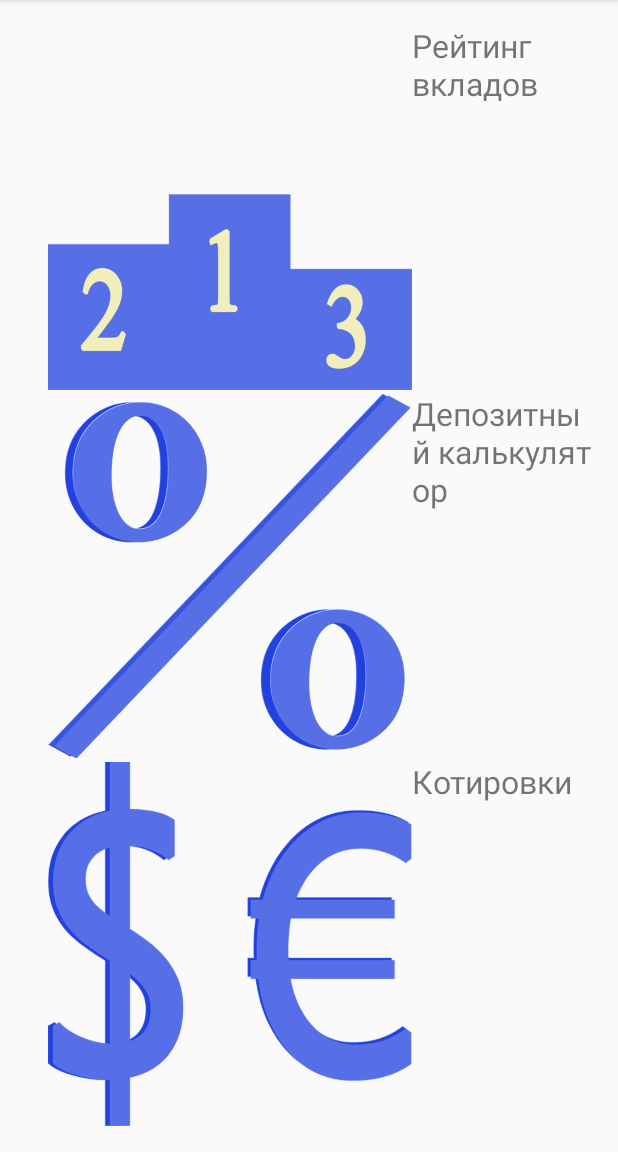
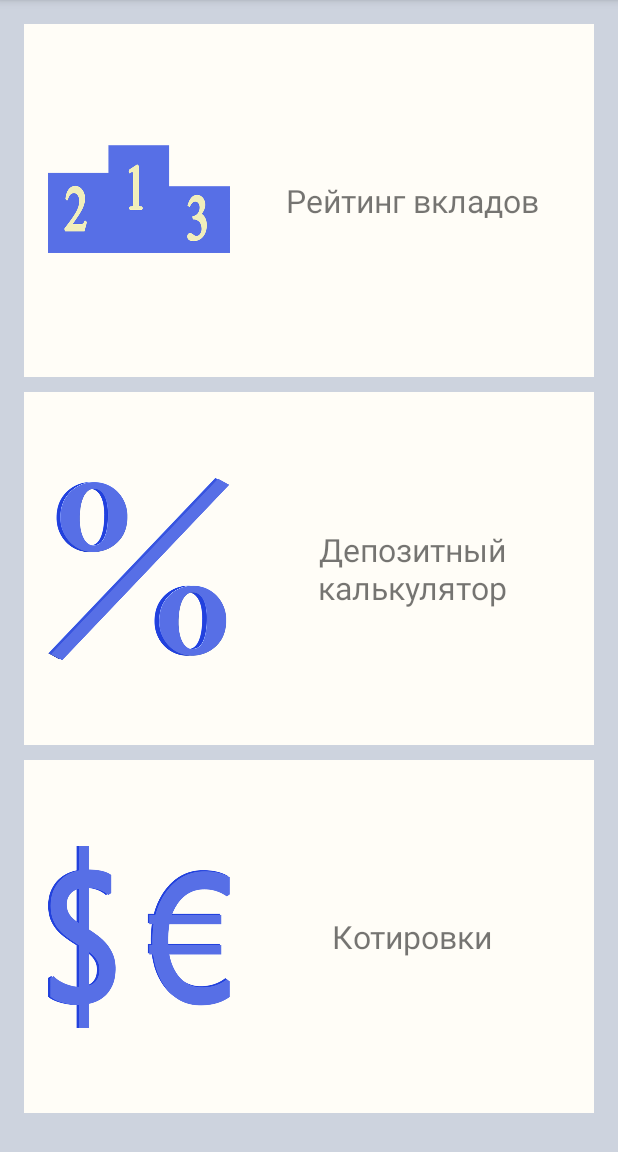
Before and after one commit to agrefj/InvestMe, an Android app: the screen it shows after launch (MainActivity), on a phone screen of 412 x 824 dp, the part 84-1236 px from its top. Run offline under Robolectric (Android 15) with nearby library versions, the phone set to English and light mode, and no system bars.

Commit message:
Main menu activity created

```diff
--- a/app/build.gradle
+++ b/app/build.gradle
@@ -6,7 +6,7 @@ android {
 
     defaultConfig {
         applicationId "ru.getlect.investme.investme"
-        minSdkVersion 10
+        minSdkVersion 14
         targetSdkVersion 22
         versionCode 1
         versionName "1.0"
--- a/app/src/main/java/ru/getlect/investme/investme/MainActivity.java
+++ b/app/src/main/java/ru/getlect/investme/investme/MainActivity.java
@@ -12,6 +12,7 @@ public class MainActivity extends ActionBarActivity {
     protected void onCreate(Bundle savedInstanceState) {
         super.onCreate(savedInstanceState);
         setContentView(R.layout.activity_main);
+
     }
 
     @Override
--- a/app/src/main/res/layout/activity_main.xml
+++ b/app/src/main/res/layout/activity_main.xml
@@ -6,33 +6,33 @@
     android:minHeight="?android:attr/listPreferredItemHeight"
     android:gravity="center_vertical"
     android:orientation="vertical"
-    android:padding="16dp">
-
+    android:padding="16dp"
+    android:background="#ffcdd3de">
 
     <LinearLayout
-    android:layout_height="match_parent"
-    android:layout_width="match_parent"
+        android:layout_height="fill_parent"
+        android:layout_width="fill_parent"
         android:orientation="horizontal"
         android:paddingLeft="16dp"
         android:layout_weight="1"
-    >
-
+        android:background="#fffffdf7"
+        android:layout_marginBottom="10dp">
 
         <ImageView
             android:layout_width="wrap_content"
             android:layout_height="wrap_content"
             android:src="@drawable/rating"
-        android:layout_weight="1"
+            android:layout_weight="2"
+            android:scaleType="centerInside"
              />
-
 
         <TextView
             android:layout_width="match_parent"
             android:layout_height="match_parent"
             android:text="Рейтинг вкладов"
-        android:layout_weight="2"
-        android:textSize="21dp"/>
-
+            android:layout_weight="1"
+            android:textSize="21dp"
+            android:gravity="center_vertical|center_horizontal" />
 
     </LinearLayout>
 
@@ -42,28 +42,25 @@
         android:orientation="horizontal"
         android:paddingLeft="16dp"
         android:layout_weight="1"
-        >
-
+        android:background="#fffffdf7"
+        android:layout_marginBottom="10dp">
 
         <ImageView
             android:layout_width="wrap_content"
             android:layout_height="wrap_content"
             android:src="@drawable/calculate"
-            android:layout_weight="1"
-             />
-
+            android:layout_weight="2"
+            android:scaleType="centerInside" />
 
         <TextView
             android:layout_width="match_parent"
             android:layout_height="match_parent"
             android:text="Депозитный калькулятор"
-            android:layout_weight="2"
+            android:layout_weight="1"
             android:textSize="21dp"
-             />
-
+            android:gravity="center_vertical|center_horizontal" />
 
     </LinearLayout>
-
 
     <LinearLayout
         android:layout_height="match_parent"
@@ -71,30 +68,24 @@
         android:orientation="horizontal"
         android:paddingLeft="16dp"
         android:layout_weight="1"
-        >
+        android:background="#fffffdf7"
+        android:layout_marginBottom="10dp">
 
         <ImageView
             android:layout_width="wrap_content"
             android:layout_height="wrap_content"
             android:src="@drawable/currency"
-            android:layout_weight="1"
-            />
+            android:layout_weight="2"
+            android:scaleType="centerInside" />
 
         <TextView
             android:layout_width="match_parent"
             android:layout_height="match_parent"
             android:text="Котировки"
-            android:layout_weight="2"
+            android:layout_weight="1"
             android:textSize="21dp"
-             />
-
-
-
+            android:gravity="center_vertical|center_horizontal" />
 
     </LinearLayout>
 
-
-
-
-
 </LinearLayout>
```
Also changed, not shown: app/src/main/res/drawable/rating.png. Lines whose indentation alone changed are shown as unchanged.
